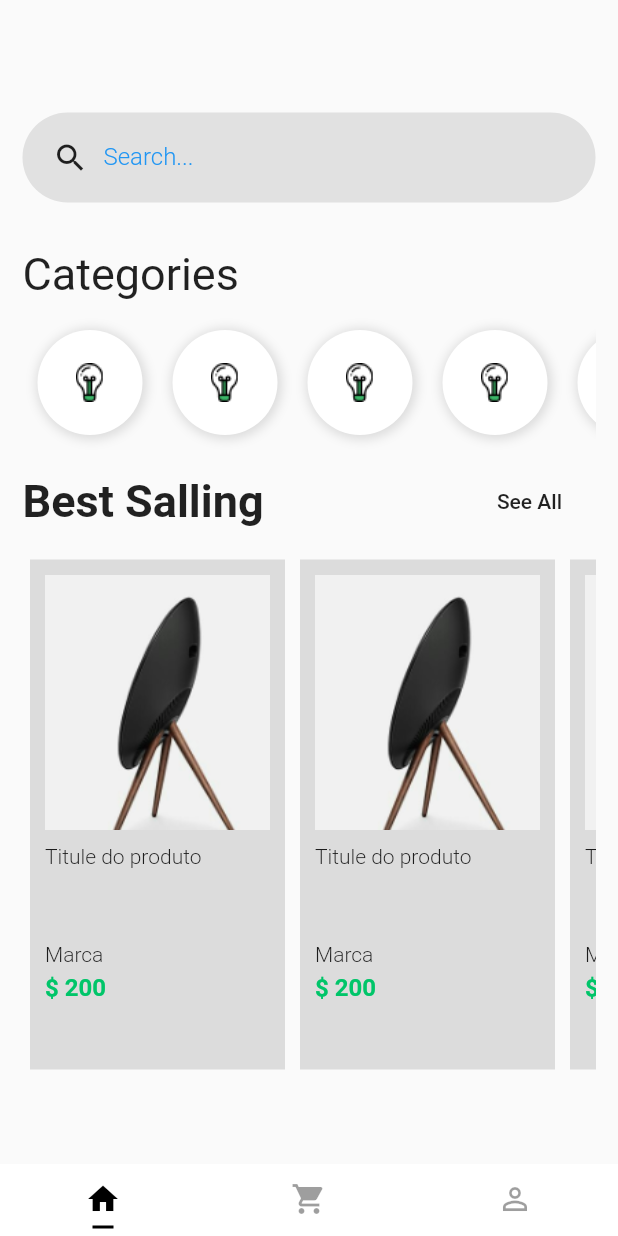
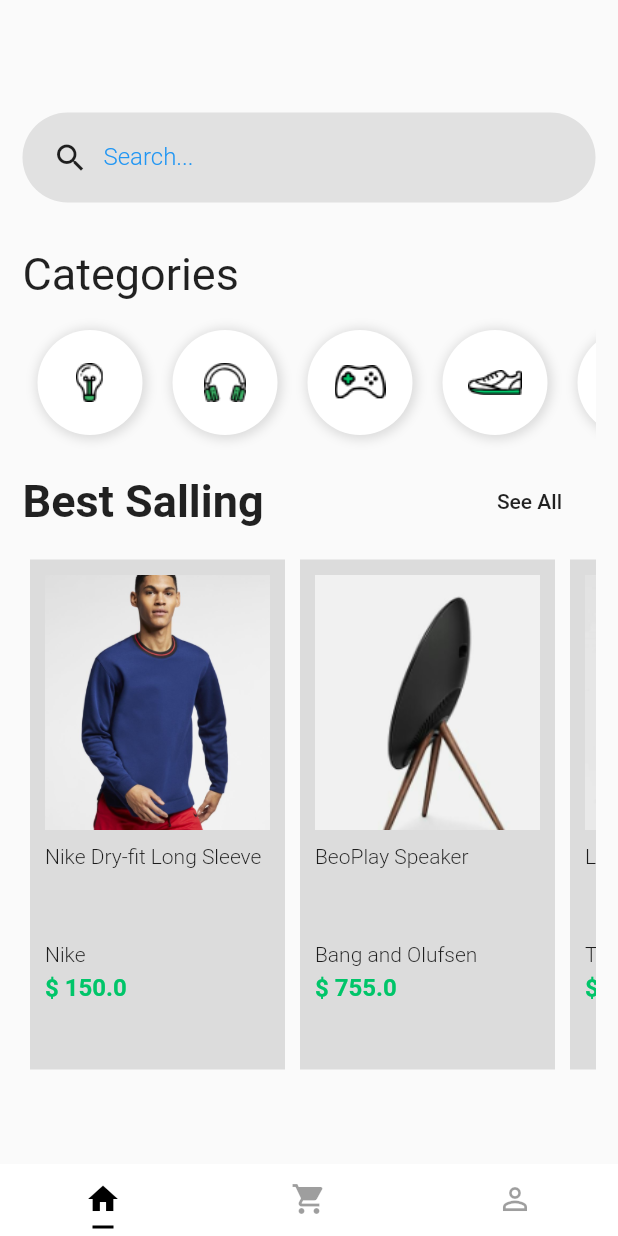
Before and after one commit to gabrieltenachous/shopping_flutter, a Flutter app: the screen it shows after launch, on a phone screen of 412 x 824 dp. Run offline on Flutter 3.47's test engine with Material 2 defaults, Android fonts, the phone set to English and light mode, and no system bars.

Commit message:
Codigo organizadogit add .!

```diff
--- a/lib/pages/Product.page.dart
+++ b/lib/pages/Product.page.dart
@@ -1,6 +1,17 @@
 import 'package:flutter/material.dart';
 
 class ProductPage extends StatelessWidget {
+  final String image;
+  final String title;
+  final String description;
+  final double price;
+
+  ProductPage({
+    @required this.image,
+    @required this.title,
+    @required this.description,
+    @required this.price,
+  });
   @override
   Widget build(BuildContext context) {
     return Scaffold(
@@ -16,7 +27,7 @@ class ProductPage extends StatelessWidget {
               flexibleSpace: FlexibleSpaceBar(
                 centerTitle: true,
                 background: Image.asset(
-                  "assets/product-10.png",
+                  image,
                   width: double.infinity,
                   fit: BoxFit.fitWidth,
                 ),
@@ -33,7 +44,7 @@ class ProductPage extends StatelessWidget {
                 right: 10,
               ),
               child: Text(
-                "Dry Fit Long Sleeve",
+                title,
                 style: TextStyle(
                   fontSize: 26,
                   fontWeight: FontWeight.bold,
@@ -43,7 +54,7 @@ class ProductPage extends StatelessWidget {
             Padding(
               padding: EdgeInsets.all(10),
               child: Text(
-                "Details",
+                description,
                 style: TextStyle(
                   fontWeight: FontWeight.bold,
                 ),
--- a/lib/pages/home.page.dart
+++ b/lib/pages/home.page.dart
@@ -1,5 +1,7 @@
 import 'package:flutter/material.dart';
-import 'package:shopping/pages/Product.page.dart';
+import 'package:shopping/widgets/category/category-list.widget.dart';
+import 'package:shopping/widgets/product/product-list.widget.dart';
+import 'package:shopping/widgets/searcb-box.widgets.dart';
 
 class HomePage extends StatelessWidget {
   @override
@@ -13,7 +15,7 @@ class HomePage extends StatelessWidget {
             SizedBox(
               height: 60,
             ),
-            search(),
+            SearchBox(),
             SizedBox(
               height: 30,
             ),
@@ -26,7 +28,7 @@ class HomePage extends StatelessWidget {
             ),
             Container(
               height: 90,
-              child: categoryList(),
+              child: CategoryList(),
             ),
             SizedBox(
               height: 10,
@@ -52,8 +54,8 @@ class HomePage extends StatelessWidget {
             ),
             Container(
               height: 350,
-              child: productList(
-                context,
+              child: ProductList(
+                scrollDirection: Axis.horizontal,
               ),
             ),
           ],
@@ -61,158 +63,4 @@ class HomePage extends StatelessWidget {
       ),
     );
   }
-
-  Widget productItem(BuildContext context) {
-    return Container(
-      padding: EdgeInsets.all(10),
-      margin: EdgeInsets.all(5),
-      width: 170,
-      color: Colors.black12,
-      child: Column(
-        crossAxisAlignment: CrossAxisAlignment.start,
-        children: <Widget>[
-          GestureDetector(
-            onTap: () {
-              Navigator.push(
-                context,
-                MaterialPageRoute(
-                  builder: (context) => ProductPage(),
-                ),
-              );
-            },
-            child: Image.asset(
-              "assets/product-1.png",
-              width: 170,
-              height: 170,
-              fit: BoxFit.cover,
-            ),
-          ),
-          SizedBox(
-            height: 10,
-          ),
-          Container(
-            height: 60,
-            child: Text(
-              "Titule do produto",
-              style: TextStyle(
-                fontSize: 14,
-                fontWeight: FontWeight.w300,
-              ),
-            ),
-          ),
-          SizedBox(
-            height: 5,
-          ),
-          Text(
-            "Marca",
-            style: TextStyle(
-              fontSize: 14,
-              fontWeight: FontWeight.w300,
-            ),
-          ),
-          SizedBox(
-            height: 5,
-          ),
-          Text(
-            "\$ 200",
-            style: TextStyle(
-              fontSize: 16,
-              fontWeight: FontWeight.bold,
-              color: Color(0xFF00C569),
-            ),
-          ),
-        ],
-      ),
-    );
-  }
-
-  Widget productList(BuildContext context) {
-    return ListView(
-      scrollDirection: Axis.horizontal,
-      children: [
-        productItem(context),
-        productItem(context),
-        productItem(context),
-      ],
-    );
-  }
-
-  Widget categoryList() {
-    return Container(
-      child: ListView(
-        scrollDirection: Axis.horizontal,
-        children: [
-          categoryItem(),
-          categoryItem(),
-          categoryItem(),
-          categoryItem(),
-          categoryItem(),
-        ],
-      ),
-    );
-  }
-
-  Widget categoryItem() {
-    return Container(
-      width: 70,
-      height: 70,
-      margin: EdgeInsets.all(10),
-      padding: EdgeInsets.all(10),
-      decoration: BoxDecoration(
-        color: Colors.white,
-        boxShadow: [
-          new BoxShadow(
-            color: Colors.black12,
-            offset: new Offset(1, 1),
-            blurRadius: 5,
-            spreadRadius: 2,
-          ),
-        ],
-        borderRadius: BorderRadius.all(
-          Radius.circular(64),
-        ),
-      ),
-      child: Image.asset("assets/Icon_Devices.png"),
-    );
-  }
-
-  Widget search() {
-    return Container(
-      padding: EdgeInsets.only(
-        left: 20,
-      ),
-      height: 60,
-      decoration: BoxDecoration(
-        color: Colors.black.withOpacity(0.1),
-        borderRadius: BorderRadius.all(
-          Radius.circular(128),
-        ),
-      ),
-      child: Row(
-        children: [
-          Icon(Icons.search),
-          Container(
-            width: 300,
-            padding: EdgeInsets.only(left: 10),
-            child: TextFormField(
-              keyboardType: TextInputType.text,
-              decoration: InputDecoration(
-                border: InputBorder.none,
-                labelText: "Search...",
-                labelStyle: TextStyle(
-                  color: Colors.blue,
-                  fontWeight: FontWeight.w300,
-                  fontSize: 16,
-                ),
-              ),
-              style: TextStyle(
-                fontSize: 20,
-                color: Colors.blue,
-              ),
-            ),
-          ),
-        ],
-      ),
-    );
-  }
 }
--- /dev/null
+++ b/lib/themes/light.theme.dart
@@ -0,0 +1,6 @@
+import 'package:flutter/cupertino.dart';
+
+const brightness = Brightness.light;
+const primaryColor = const Color(0xFF00C569);
+const lightColor = const Color(0xFFFFFFFFF);
+const backgroundColor = const Color(0xFFF5F5F5);
--- /dev/null
+++ b/lib/widgets/category/category-item.widget.dart
@@ -0,0 +1,31 @@
+import 'package:flutter/material.dart';
+
+class CategoryItem extends StatelessWidget {
+  final String image;
+  CategoryItem({@required this.image});
+
+  @override
+  Widget build(BuildContext context) {
+    return Container(
+      width: 70,
+      height: 70,
+      margin: EdgeInsets.all(10),
+      padding: EdgeInsets.all(10),
+      decoration: BoxDecoration(
+        color: Colors.white,
+        boxShadow: [
+          new BoxShadow(
+            color: Colors.black12,
+            offset: new Offset(1, 1),
+            blurRadius: 5,
+            spreadRadius: 2,
+          ),
+        ],
+        borderRadius: BorderRadius.all(
+          Radius.circular(64),
+        ),
+      ),
+      child: Image.asset(image),
+    );
+  }
+}
--- /dev/null
+++ b/lib/widgets/category/category-list.widget.dart
@@ -0,0 +1,31 @@
+import 'package:flutter/material.dart';
+
+import 'category-item.widget.dart';
+
+class CategoryList extends StatelessWidget {
+  @override
+  Widget build(BuildContext context) {
+    return Container(
+      child: ListView(
+        scrollDirection: Axis.horizontal,
+        children: [
+          CategoryItem(
+            image: "assets/Icon_Devices.png",
+          ),
+          CategoryItem(
+            image: "assets/Icon_Gadgets.png",
+          ),
+          CategoryItem(
+            image: "assets/Icon_Gaming.png",
+          ),
+          CategoryItem(
+            image: "assets/Icon_Mens_Shoe.png",
+          ),
+          CategoryItem(
+            image: "assets/Icon_Womens_Shoe.png",
+          ),
+        ],
+      ),
+    );
+  }
+}
--- /dev/null
+++ b/lib/widgets/product/product-card.widget.dart
@@ -0,0 +1,86 @@
+import 'package:flutter/material.dart';
+import 'package:flutter/widgets.dart';
+import 'package:shopping/pages/Product.page.dart';
+
+class ProductCard extends StatelessWidget {
+  final String image;
+  final String title;
+  final String description;
+  final double price;
+
+  ProductCard({
+    @required this.image,
+    @required this.title,
+    @required this.description,
+    @required this.price,
+  });
+  @override
+  Widget build(BuildContext context) {
+    return Container(
+      padding: EdgeInsets.all(10),
+      margin: EdgeInsets.all(5),
+      width: 170,
+      color: Colors.black12,
+      child: Column(
+        crossAxisAlignment: CrossAxisAlignment.start,
+        children: <Widget>[
+          GestureDetector(
+            onTap: () {
+              Navigator.push(
+                context,
+                MaterialPageRoute(
+                  builder: (context) => ProductPage(
+                    image: image,
+                    title: title,
+                    description: description,
+                    price: price,
+                  ),
+                ),
+              );
+            },
+            child: Image.asset(
+              image,
+              width: 170,
+              height: 170,
+              fit: BoxFit.cover,
+            ),
+          ),
+          SizedBox(
+            height: 10,
+          ),
+          Container(
+            height: 60,
+            child: Text(
+              title,
+              style: TextStyle(
+                fontSize: 14,
+                fontWeight: FontWeight.w300,
+              ),
+            ),
+          ),
+          SizedBox(
+            height: 5,
+          ),
+          Text(
+            description,
+            style: TextStyle(
+              fontSize: 14,
+              fontWeight: FontWeight.w300,
+            ),
+          ),
+          SizedBox(
+            height: 5,
+          ),
+          Text(
+            "\$ $price",
+            style: TextStyle(
+              fontSize: 16,
+              fontWeight: FontWeight.bold,
+              color: Color(0xFF00C569),
+            ),
+          ),
+        ],
+      ),
+    );
+  }
+}
--- /dev/null
+++ b/lib/widgets/product/product-list.widget.dart
@@ -0,0 +1,39 @@
+import 'package:flutter/material.dart';
+import 'package:shopping/widgets/product/product-card.widget.dart';
+
+class ProductList extends StatelessWidget {
+  final Axis scrollDirection;
+  ProductList({@required this.scrollDirection});
+  @override
+  Widget build(BuildContext context) {
+    return ListView(
+      scrollDirection: scrollDirection,
+      children: [
+        ProductCard(
+          image: "assets/product-10.png",
+          title: "Nike Dry-fit Long Sleeve",
+          description: "Nike",
+          price: 150,
+        ),
+        ProductCard(
+          image: "assets/product-1.png",
+          title: "BeoPlay Speaker",
+          description: "Bang and Olufsen",
+          price: 755,
+        ),
+        ProductCard(
+          image: "assets/product-2.png",
+          title: "Leather Wristwatch",
+          description: "Tag Heuer",
+          price: 450,
+        ),
+        ProductCard(
+          image: "assets/product-3.png",
+          title: "Smart Bluetooth Speaker",
+          description: "Google Inc",
+          price: 900,
+        ),
+      ],
+    );
+  }
+}
--- /dev/null
+++ b/lib/widgets/searcb-box.widgets.dart
@@ -0,0 +1,45 @@
+import 'package:flutter/cupertino.dart';
+import 'package:flutter/material.dart';
+
+class SearchBox extends StatelessWidget {
+  @override
+  Widget build(BuildContext context) {
+    return Container(
+      padding: EdgeInsets.only(
+        left: 20,
+      ),
+      height: 60,
+      decoration: BoxDecoration(
+        color: Colors.black.withOpacity(0.1),
+        borderRadius: BorderRadius.all(
+          Radius.circular(128),
+        ),
+      ),
+      child: Row(
+        children: [
+          Icon(Icons.search),
+          Container(
+            width: 300,
+            padding: EdgeInsets.only(left: 10),
+            child: TextFormField(
+              keyboardType: TextInputType.text,
+              decoration: InputDecoration(
+                border: InputBorder.none,
+                labelText: "Search...",
+                labelStyle: TextStyle(
+                  color: Colors.blue,
+                  fontWeight: FontWeight.w300,
+                  fontSize: 16,
+                ),
+              ),
+              style: TextStyle(
+                fontSize: 20,
+                color: Colors.blue,
+              ),
+            ),
+          ),
+        ],
+      ),
+    );
+  }
+}
```
